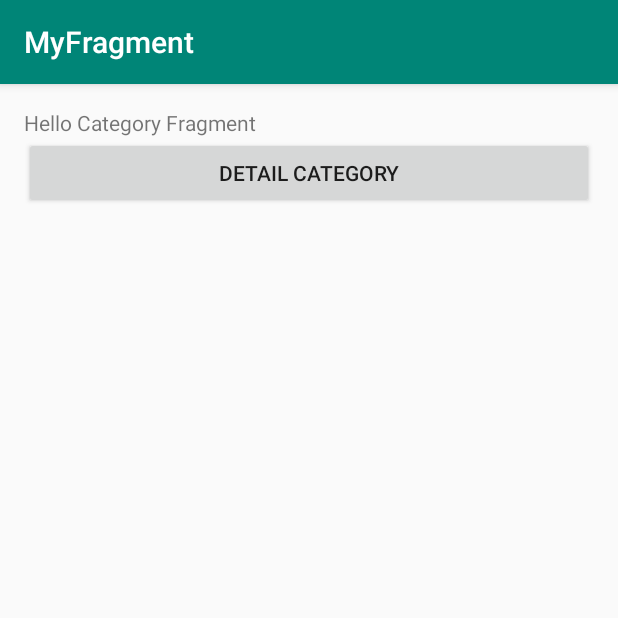
After one commit to dedechandran/android-MADE-codelab, an Android app: the fragment CategoryFragment placed in its activity, on a phone screen of 412 x 824 dp, the top half of it. The commit adds this screen. Run offline under Robolectric (Android 15) with nearby library versions, the phone set to English and light mode, and no system bars; 1 statement that could not run was skipped.

Commit message:
adding home & category fragment

```diff
--- a/app/build.gradle
+++ b/app/build.gradle
@@ -24,10 +24,12 @@ android {
 
 dependencies {
     implementation fileTree(dir: 'libs', include: ['*.jar'])
-    implementation"org.jetbrains.kotlin:kotlin-stdlib-jdk7:$kotlin_version"
+    implementation "org.jetbrains.kotlin:kotlin-stdlib-jdk7:$kotlin_version"
     implementation 'com.android.support:appcompat-v7:28.0.0'
     implementation 'com.android.support.constraint:constraint-layout:1.1.3'
+    implementation 'com.android.support:support-v4:28.0.0'
     testImplementation 'junit:junit:4.12'
     androidTestImplementation 'com.android.support.test:runner:1.0.2'
     androidTestImplementation 'com.android.support.test.espresso:espresso-core:3.0.2'
+    implementation "org.jetbrains.kotlin:kotlin-reflect:1.3.21"
 }
--- /dev/null
+++ b/app/src/main/java/com/example/myfragment/CategoryFragment.kt
@@ -0,0 +1,34 @@
+package com.example.myfragment
+
+
+import android.os.Bundle
+import android.support.v4.app.Fragment
+import android.view.LayoutInflater
+import android.view.View
+import android.view.ViewGroup
+
+
+// TODO: Rename parameter arguments, choose names that match
+// the fragment initialization parameters, e.g. ARG_ITEM_NUMBER
+private const val ARG_PARAM1 = "param1"
+private const val ARG_PARAM2 = "param2"
+
+/**
+ * A simple [Fragment] subclass.
+ *
+ */
+class CategoryFragment : Fragment() {
+
+    override fun onCreateView(
+        inflater: LayoutInflater, container: ViewGroup?,
+        savedInstanceState: Bundle?
+    ): View? {
+        // Inflate the layout for this fragment
+        return inflater.inflate(R.layout.fragment_category, container, false)
+    }
+
+    override fun onViewCreated(view: View, savedInstanceState: Bundle?) {
+        super.onViewCreated(view, savedInstanceState)
+
+    }
+}
--- /dev/null
+++ b/app/src/main/java/com/example/myfragment/HomeFragment.kt
@@ -0,0 +1,45 @@
+package com.example.myfragment
+
+
+import android.os.Bundle
+import android.support.v4.app.Fragment
+import android.view.LayoutInflater
+import android.view.View
+import android.view.ViewGroup
+import android.widget.Button
+
+
+// TODO: Rename parameter arguments, choose names that match
+// the fragment initialization parameters, e.g. ARG_ITEM_NUMBER
+private const val ARG_PARAM1 = "param1"
+private const val ARG_PARAM2 = "param2"
+
+/**
+ * A simple [Fragment] subclass.
+ *
+ */
+class HomeFragment : Fragment() {
+
+    override fun onCreateView(
+        inflater: LayoutInflater, container: ViewGroup?,
+        savedInstanceState: Bundle?
+    ): View? {
+        // Inflate the layout for this fragment
+        return inflater.inflate(R.layout.fragment_home, container, false)
+    }
+
+    override fun onViewCreated(view: View, savedInstanceState: Bundle?) {
+        super.onViewCreated(view, savedInstanceState)
+        val btnCategory = view.findViewById<Button>(R.id.btn_category)
+        btnCategory.setOnClickListener {
+            val fragmentManager = fragmentManager
+            if(fragmentManager != null){
+                val categoryFragment = CategoryFragment()
+                val fragmentTransaction = fragmentManager.beginTransaction()
+                fragmentTransaction.replace(R.id.fragment_container,categoryFragment,CategoryFragment::class.simpleName)
+                fragmentTransaction.commit()
+                fragmentTransaction.addToBackStack(null)
+            }
+        }
+    }
+}
--- a/app/src/main/java/com/example/myfragment/MainActivity.kt
+++ b/app/src/main/java/com/example/myfragment/MainActivity.kt
@@ -2,11 +2,23 @@ package com.example.myfragment
 
 import android.support.v7.app.AppCompatActivity
 import android.os.Bundle
+import android.util.Log
 
 class MainActivity : AppCompatActivity() {
 
     override fun onCreate(savedInstanceState: Bundle?) {
         super.onCreate(savedInstanceState)
         setContentView(R.layout.activity_main)
+
+        val fragmentManager = supportFragmentManager
+        val fragmentTransaction = fragmentManager.beginTransaction()
+        val homeFragment = HomeFragment()
+
+        val fragment = fragmentManager.findFragmentByTag(HomeFragment::class.simpleName)
+        Log.d("FIRST FRAGMENT",fragment.toString())
+        if(fragment !is HomeFragment){
+            fragmentTransaction.add(R.id.fragment_container,homeFragment,HomeFragment::class.simpleName)
+            fragmentTransaction.commit()
+        }
     }
 }
--- a/app/src/main/res/layout/activity_main.xml
+++ b/app/src/main/res/layout/activity_main.xml
@@ -1,19 +1,9 @@
 <?xml version="1.0" encoding="utf-8"?>
-<android.support.constraint.ConstraintLayout
-        xmlns:android="http://schemas.android.com/apk/res/android"
-        xmlns:tools="http://schemas.android.com/tools"
-        xmlns:app="http://schemas.android.com/apk/res-auto"
-        android:layout_width="match_parent"
-        android:layout_height="match_parent"
-        tools:context=".MainActivity">
+<FrameLayout xmlns:android="http://schemas.android.com/apk/res/android"
+    xmlns:tools="http://schemas.android.com/tools"
+    android:id="@+id/fragment_container"
+    android:layout_width="match_parent"
+    android:layout_height="match_parent"
+    tools:context=".MainActivity">
 
-    <TextView
-            android:layout_width="wrap_content"
-            android:layout_height="wrap_content"
-            android:text="Hello World!"
-            app:layout_constraintBottom_toBottomOf="parent"
-            app:layout_constraintLeft_toLeftOf="parent"
-            app:layout_constraintRight_toRightOf="parent"
-            app:layout_constraintTop_toTopOf="parent"/>
-
-</android.support.constraint.ConstraintLayout>
+</FrameLayout>
--- /dev/null
+++ b/app/src/main/res/layout/fragment_category.xml
@@ -0,0 +1,26 @@
+<?xml version="1.0" encoding="utf-8"?>
+<LinearLayout xmlns:android="http://schemas.android.com/apk/res/android"
+    xmlns:tools="http://schemas.android.com/tools"
+    android:layout_width="match_parent"
+    android:layout_height="match_parent"
+    android:orientation="vertical"
+    android:paddingStart="@dimen/activity_horizontal_margin"
+    android:paddingTop="@dimen/activity_vertical_margin"
+    android:paddingEnd="@dimen/activity_horizontal_margin"
+    android:paddingBottom="@dimen/activity_vertical_margin"
+    tools:context=".CategoryFragment">
+
+    <!-- TODO: Update blank fragment layout -->
+    <TextView
+        android:layout_width="match_parent"
+        android:layout_height="wrap_content"
+        android:text="@string/hello_category_fragment" />
+
+    <Button
+        android:layout_width="match_parent"
+        android:layout_height="wrap_content"
+        android:id="@+id/btn_detail_category"
+        android:text="@string/detail_category"
+        />
+
+</LinearLayout>
--- /dev/null
+++ b/app/src/main/res/values/dimens.xml
@@ -0,0 +1,5 @@
+<?xml version="1.0" encoding="utf-8"?>
+<resources>
+    <dimen name="activity_horizontal_margin">16dp</dimen>
+    <dimen name="activity_vertical_margin">16dp</dimen>
+</resources>
--- a/app/src/main/res/values/strings.xml
+++ b/app/src/main/res/values/strings.xml
@@ -1,3 +1,9 @@
 <resources>
     <string name="app_name">MyFragment</string>
+
+    <!-- TODO: Remove or change this placeholder text -->
+    <string name="hello_blank_fragment">Hello blank fragment</string>
+    <string name="move_to_category">MOVE TO CATEGORY</string>
+    <string name="hello_category_fragment">Hello Category Fragment</string>
+    <string name="detail_category">DETAIL CATEGORY</string>
 </resources>
```
Also changed, not shown: app/src/main/res/layout/fragment_home.xml (added, +25 -0 lines).
